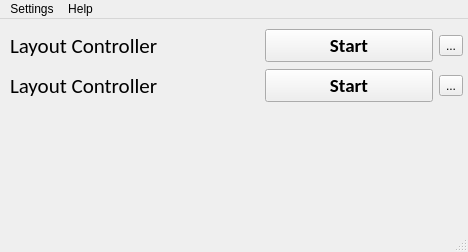
QYQYMBA/ChiyaProject, file src/Chiya/mainwindow.ui: the form before one commit.
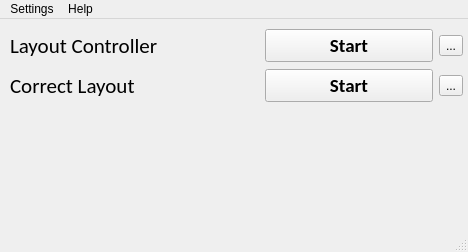
The form after the commit.

What changed in the file:
```diff
--- a/src/Chiya/mainwindow.ui
+++ b/src/Chiya/mainwindow.ui
@@ -105,7 +105,7 @@
         <string>This module switches layouts just like windows do, but with more customize options</string>
        </property>
        <property name="text">
-        <string>Layout Controller</string>
+        <string>Correct Layout</string>
        </property>
       </widget>
      </item>
```
